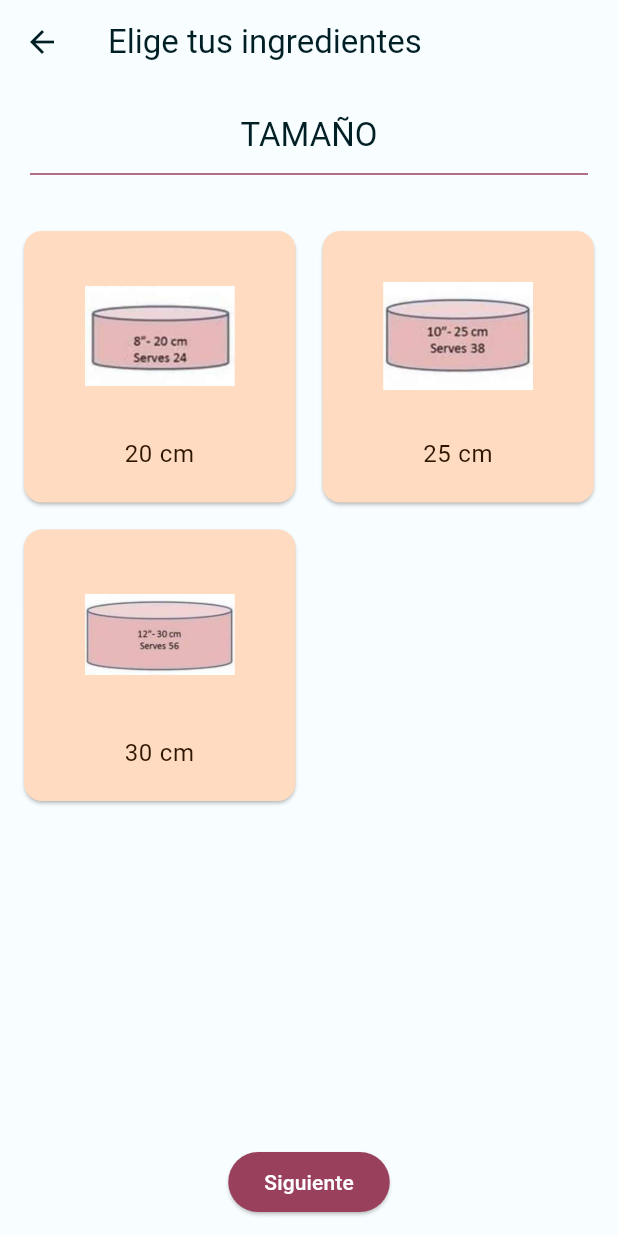
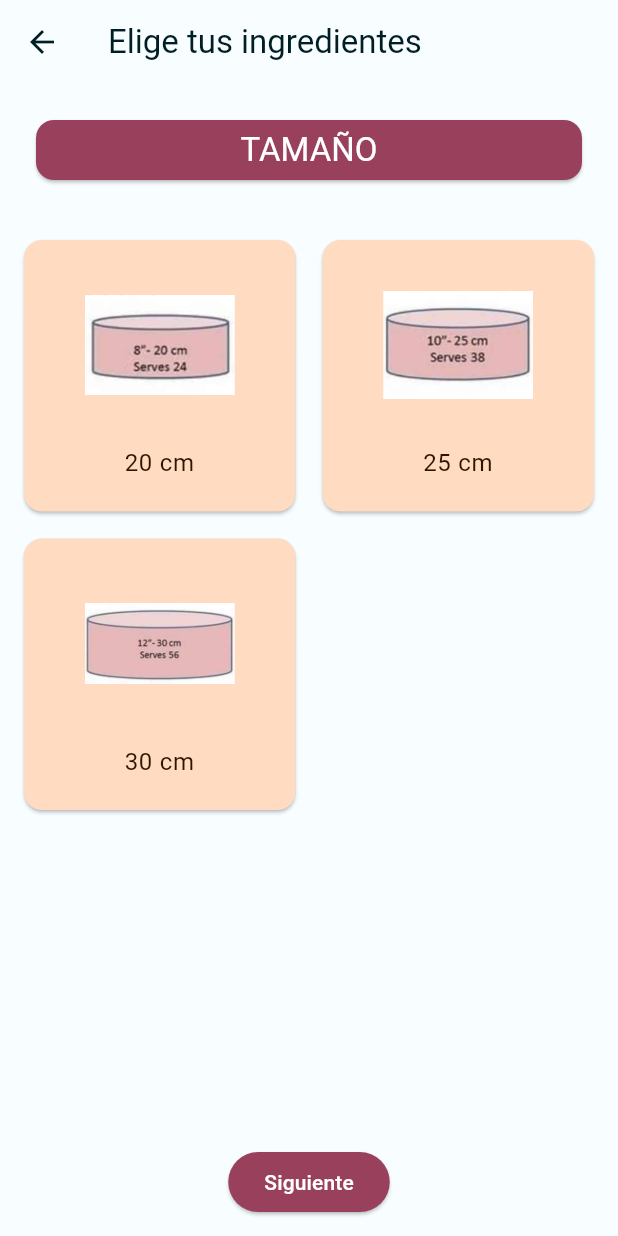
Before and after one commit to Roman-Chan/PandeliApp, a Flutter app: the MakeOrderPage screen opened directly, after a tap on an icon or button, on a phone screen of 412 x 824 dp. Run offline on Flutter 3.47's test engine with Material 2 defaults, Android fonts, the phone set to English and light mode, and no system bars; network calls fail.

Commit message:
Feature fix

```diff
--- a/lib/Widgets/title_section.dart
+++ b/lib/Widgets/title_section.dart
@@ -15,20 +15,23 @@ class TitleSection extends StatelessWidget {
         vertical: 20,
         horizontal: 20,
       ),
-      child: Column(
-        children: [
-          Text(
-            title.toUpperCase(),
-            style: Theme.of(context).textTheme.titleLarge,
+      child: Card(
+        color: Theme.of(context).colorScheme.primary,
+
+        child: SizedBox(
+          width: double.infinity,
+          height: 40,
+          child: Center(
+            child: Text(
+              title.toUpperCase(),
+              style: Theme.of(context).textTheme.titleLarge?.merge(
+                TextStyle(
+                  color: Theme.of(context).colorScheme.onPrimary,
+                )
+              ),
+            ),
           ),
-          const SizedBox(
-            height: 10,
-          ),
-          Divider(
-            color: Theme.of(context).colorScheme.primary,
-            height: 4,
-          ),
-        ],
+        ),
       ),
     );
   }
```
